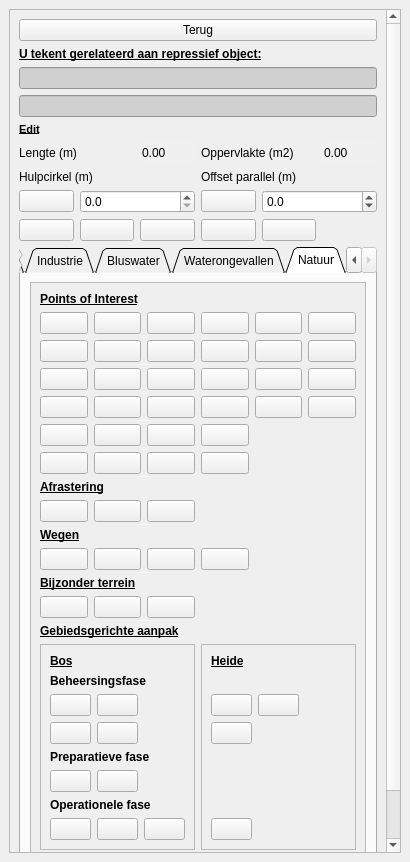
Old version of the form plugin/oiv/repressief_object/oiv_object_tekenen_widget.ui in the repository OIV-NL-QGIS/QGIS_project.
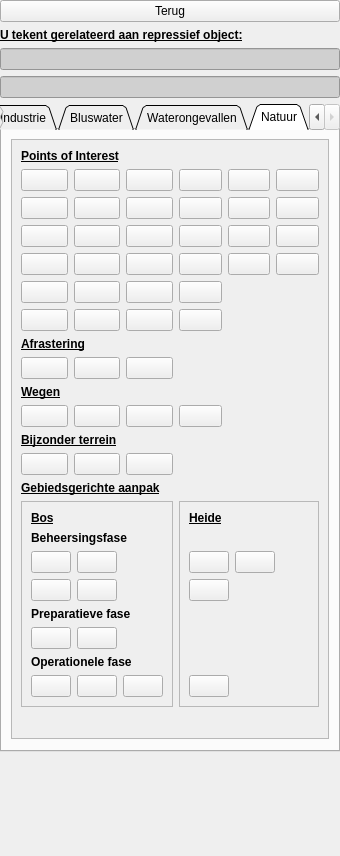
New version of the form. The open tabs and pages were chosen to show the change. Icons and pictures are not drawn.

The edit to the form file:
```diff
--- a/plugin/oiv/repressief_object/oiv_object_tekenen_widget.ui
+++ b/plugin/oiv/repressief_object/oiv_object_tekenen_widget.ui
@@ -6,8 +6,8 @@
    <rect>
     <x>0</x>
     <y>0</y>
-    <width>410</width>
-    <height>862</height>
+    <width>340</width>
+    <height>856</height>
    </rect>
   </property>
   <property name="sizePolicy">
@@ -30,8 +30,26 @@
   </property>
   <widget class="QWidget" name="dockWidgetContents">
    <layout class="QVBoxLayout" name="verticalLayout_2">
+    <property name="leftMargin">
+     <number>0</number>
+    </property>
+    <property name="topMargin">
+     <number>0</number>
+    </property>
+    <property name="rightMargin">
+     <number>0</number>
+    </property>
+    <property name="bottomMargin">
+     <number>0</number>
+    </property>
     <item>
      <widget class="QScrollArea" name="scrollArea">
+      <property name="frameShape">
+       <enum>QFrame::NoFrame</enum>
+      </property>
+      <property name="frameShadow">
+       <enum>QFrame::Plain</enum>
+      </property>
       <property name="widgetResizable">
        <bool>true</bool>
       </property>
@@ -39,9 +57,9 @@
        <property name="geometry">
         <rect>
          <x>0</x>
-         <y>-81</y>
-         <width>373</width>
-         <height>901</height>
+         <y>0</y>
+         <width>340</width>
+         <height>748</height>
         </rect>
        </property>
        <property name="sizePolicy">
@@ -51,235 +69,28 @@
         </sizepolicy>
        </property>
        <layout class="QVBoxLayout" name="verticalLayout">
+        <property name="leftMargin">
+         <number>0</number>
+        </property>
+        <property name="topMargin">
+         <number>0</number>
+        </property>
+        <property name="rightMargin">
+         <number>0</number>
+        </property>
+        <property name="bottomMargin">
+         <number>0</number>
+        </property>
         <item>
-         <layout class="QGridLayout" name="gridLayout" columnstretch="0,0,0,0,0,0">
-          <item row="3" column="0" colspan="6">
-           <widget class="QLineEdit" name="object_id">
-            <property name="enabled">
-             <bool>false</bool>
-            </property>
-            <property name="sizePolicy">
-             <sizepolicy hsizetype="Minimum" vsizetype="Fixed">
-              <horstretch>0</horstretch>
-              <verstretch>0</verstretch>
-             </sizepolicy>
-            </property>
-            <property name="styleSheet">
-             <string notr="true">background-color: rgb(208, 208, 208);
-border-color: rgba(255, 255, 255, 0);</string>
-            </property>
-           </widget>
-          </item>
-          <item row="4" column="0" colspan="6">
-           <widget class="QLabel" name="label_7">
-            <property name="sizePolicy">
-             <sizepolicy hsizetype="Minimum" vsizetype="Fixed">
-              <horstretch>0</horstretch>
-              <verstretch>0</verstretch>
-             </sizepolicy>
-            </property>
-            <property name="font">
-             <font>
-              <family>Arial</family>
-              <pointsize>8</pointsize>
-              <weight>75</weight>
-              <bold>true</bold>
-              <underline>true</underline>
-              <strikeout>false</strikeout>
-             </font>
-            </property>
+         <layout class="QVBoxLayout" name="verticalLayout_3">
+          <item>
+           <widget class="QPushButton" name="terug">
             <property name="text">
-             <string>Edit</string>
+             <string>Terug</string>
             </property>
            </widget>
           </item>
-          <item row="8" column="3">
-           <widget class="QPushButton" name="delete_f">
-            <property name="toolTip">
-             <string>delete object...</string>
-            </property>
-            <property name="text">
-             <string/>
-            </property>
-            <property name="icon">
-             <iconset resource="../resources.qrc">
-              <normaloff>:/plugins/oiv/config_files/png/delete.png</normaloff>:/plugins/oiv/config_files/png/delete.png</iconset>
-            </property>
-            <property name="iconSize">
-             <size>
-              <width>28</width>
-              <height>28</height>
-             </size>
-            </property>
-           </widget>
-          </item>
-          <item row="8" column="1">
-           <widget class="QPushButton" name="select">
-            <property name="toolTip">
-             <string>selecteer een object...</string>
-            </property>
-            <property name="text">
-             <string/>
-            </property>
-            <property name="icon">
-             <iconset resource="../resources.qrc">
-              <normaloff>:/plugins/oiv/config_files/png/select.png</normaloff>:/plugins/oiv/config_files/png/select.png</iconset>
-            </property>
-            <property name="iconSize">
-             <size>
-              <width>28</width>
-              <height>28</height>
-             </size>
-            </property>
-           </widget>
-          </item>
-          <item row="8" column="2">
-           <widget class="QPushButton" name="move">
-            <property name="enabled">
-             <bool>true</bool>
-            </property>
-            <property name="sizePolicy">
-             <sizepolicy hsizetype="Minimum" vsizetype="Fixed">
-              <horstretch>0</horstretch>
-              <verstretch>0</verstretch>
-             </sizepolicy>
-            </property>
-            <property name="toolTip">
-             <string>verplaats of roteer...</string>
-            </property>
-            <property name="text">
-             <string/>
-            </property>
-            <property name="icon">
-             <iconset resource="../resources.qrc">
-              <normaloff>:/plugins/oiv/config_files/png/move.png</normaloff>:/plugins/oiv/config_files/png/move.png</iconset>
-            </property>
-            <property name="iconSize">
-             <size>
-              <width>28</width>
-              <height>28</height>
-             </size>
-            </property>
-            <property name="checkable">
-             <bool>false</bool>
-            </property>
-            <property name="autoDefault">
-             <bool>false</bool>
-            </property>
-            <property name="default">
-             <bool>false</bool>
-            </property>
-            <property name="flat">
-             <bool>false</bool>
-            </property>
-           </widget>
-          </item>
-          <item row="8" column="0">
-           <widget class="QPushButton" name="identify">
-            <property name="enabled">
-             <bool>true</bool>
-            </property>
-            <property name="sizePolicy">
-             <sizepolicy hsizetype="Minimum" vsizetype="Fixed">
-              <horstretch>0</horstretch>
-              <verstretch>0</verstretch>
-             </sizepolicy>
-            </property>
-            <property name="toolTip">
-             <string>open formulier van een object...</string>
-            </property>
-            <property name="text">
-             <string/>
-            </property>
-            <property name="icon">
-             <iconset resource="../resources.qrc">
-              <normaloff>:/plugins/oiv/config_files/png/identify.png</normaloff>:/plugins/oiv/config_files/png/identify.png</iconset>
-            </property>
-            <property name="iconSize">
-             <size>
-              <width>28</width>
-              <height>28</height>
-             </size>
-            </property>
-            <property name="checkable">
-             <bool>false</bool>
-            </property>
-            <property name="autoDefault">
-             <bool>false</bool>
-            </property>
-            <property name="default">
-             <bool>false</bool>
-            </property>
-            <property name="flat">
-             <bool>false</bool>
-            </property>
-           </widget>
-          </item>
-          <item row="8" column="4">
-           <widget class="QPushButton" name="pan">
-            <property name="toolTip">
-             <string>selecteer de functie Pan...</string>
-            </property>
-            <property name="text">
-             <string/>
-            </property>
-            <property name="icon">
-             <iconset resource="../resources.qrc">
-              <normaloff>:/plugins/oiv/config_files/png/pan.png</normaloff>:/plugins/oiv/config_files/png/pan.png</iconset>
-            </property>
-            <property name="iconSize">
-             <size>
-              <width>28</width>
-              <height>28</height>
-             </size>
-            </property>
-           </widget>
-          </item>
-          <item row="7" column="4" colspan="2">
-           <widget class="QDoubleSpinBox" name="offset">
-            <property name="decimals">
-             <number>1</number>
-            </property>
-            <property name="minimum">
-             <double>-1000.000000000000000</double>
-            </property>
-            <property name="maximum">
-             <double>1000.000000000000000</double>
-            </property>
-           </widget>
-          </item>
-          <item row="7" column="1" colspan="2">
-           <widget class="QDoubleSpinBox" name="straal">
-            <property name="decimals">
-             <number>1</number>
-            </property>
-            <property name="maximum">
-             <double>1000.000000000000000</double>
-            </property>
-           </widget>
-          </item>
-          <item row="5" column="3" colspan="2">
-           <widget class="QLabel" name="oppervlakte_label">
-            <property name="text">
-             <string>Oppervlakte (m2)</string>
-            </property>
-           </widget>
-          </item>
-          <item row="5" column="5">
-           <widget class="QDoubleSpinBox" name="oppervlakte">
-            <property name="styleSheet">
-             <string notr="true">background-color: rgb(240, 240, 240);
-border-color: rgba(255, 255, 255, 0);</string>
-            </property>
-            <property name="frame">
-             <bool>false</bool>
-            </property>
-            <property name="buttonSymbols">
-             <enum>QAbstractSpinBox::NoButtons</enum>
-            </property>
-           </widget>
-          </item>
-          <item row="1" column="0" colspan="6">
+          <item>
            <widget class="QLabel" name="label_6">
             <property name="sizePolicy">
              <sizepolicy hsizetype="Minimum" vsizetype="Fixed">
@@ -300,35 +111,38 @@
             </property>
            </widget>
           </item>
-          <item row="7" column="0">
-           <widget class="QPushButton" name="straal_button">
-            <property name="text">
-             <string/>
+          <item>
+           <widget class="QLineEdit" name="formelenaam">
+            <property name="sizePolicy">
+             <sizepolicy hsizetype="Minimum" vsizetype="Fixed">
+              <horstretch>0</horstretch>
+              <verstretch>0</verstretch>
+             </sizepolicy>
             </property>
-            <property name="icon">
-             <iconset resource="../resources.qrc">
-              <normaloff>:/plugins/oiv/config_files/png/hulpcirkel.png</normaloff>:/plugins/oiv/config_files/png/hulpcirkel.png</iconset>
+            <property name="styleSheet">
+             <string notr="true">background-color: rgb(208, 208, 208);
+border-color: rgba(255, 255, 255, 0);</string>
             </property>
            </widget>
           </item>
-          <item row="7" column="3">
-           <widget class="QPushButton" name="offset_button">
-            <property name="text">
-             <string/>
+          <item>
+           <widget class="QLineEdit" name="object_id">
+            <property name="enabled">
+             <bool>false</bool>
             </property>
-            <property name="icon">
-             <iconset resource="../resources.qrc">
-              <normaloff>:/plugins/oiv/config_files/png/offset_parallel.png</normaloff>:/plugins/oiv/config_files/png/offset_parallel.png</iconset>
+            <property name="sizePolicy">
+             <sizepolicy hsizetype="Minimum" vsizetype="Fixed">
+              <horstretch>0</horstretch>
+              <verstretch>0</verstretch>
+             </sizepolicy>
             </property>
-            <property name="iconSize">
-             <size>
-              <width>16</width>
-              <height>16</height>
-             </size>
+            <property name="styleSheet">
+             <string notr="true">background-color: rgb(208, 208, 208);
+border-color: rgba(255, 255, 255, 0);</string>
             </property>
            </widget>
           </item>
-          <item row="10" column="0" colspan="6">
+          <item>
            <widget class="QTabWidget" name="tabWidget">
             <property name="enabled">
              <bool>true</bool>
@@ -7141,7 +6955,7 @@
                   <rect>
                    <x>0</x>
                    <y>0</y>
-                   <width>310</width>
+                   <width>308</width>
                    <height>764</height>
                   </rect>
                  </property>
@@ -9510,74 +9324,6 @@
             </widget>
            </widget>
           </item>
-          <item row="5" column="0" colspan="2">
-           <widget class="QLabel" name="lengte_label">
-            <property name="text">
-             <string>Lengte (m)</string>
-            </property>
-           </widget>
-          </item>
-          <item row="5" column="2">
-           <widget class="QDoubleSpinBox" name="lengte">
-            <property name="styleSheet">
-             <string notr="true">background-color: rgb(240, 240, 240);
-border-color: rgba(255, 255, 255, 0);</string>
-            </property>
-            <property name="frame">
-             <bool>false</bool>
-            </property>
-            <property name="buttonSymbols">
-             <enum>QAbstractSpinBox::NoButtons</enum>
-            </property>
-           </widget>
-          </item>
-          <item row="2" column="0" colspan="6">
-           <widget class="QLineEdit" name="formelenaam">
-            <property name="sizePolicy">
-             <sizepolicy hsizetype="Minimum" vsizetype="Fixed">
-              <horstretch>0</horstretch>
-              <verstretch>0</verstretch>
-             </sizepolicy>
-            </property>
-            <property name="styleSheet">
-             <string notr="true">background-color: rgb(208, 208, 208);
-border-color: rgba(255, 255, 255, 0);</string>
-            </property>
-           </widget>
-          </item>
-          <item row="0" column="0" colspan="6">
-           <widget class="QPushButton" name="terug">
-            <property name="text">
-             <string>Terug</string>
-            </property>
-           </widget>
-          </item>
-          <item row="6" column="0" colspan="3">
-           <widget class="QLabel" name="straal_label">
-            <property name="sizePolicy">
-             <sizepolicy hsizetype="Minimum" vsizetype="Preferred">
-              <horstretch>0</horstretch>
-              <verstretch>0</verstretch>
-             </sizepolicy>
-            </property>
-            <property name="text">
-             <string>Hulpcirkel (m)</string>
-            </property>
-           </widget>
-          </item>
-          <item row="6" column="3" colspan="3">
-           <widget class="QLabel" name="offset_label">
-            <property name="sizePolicy">
-             <sizepolicy hsizetype="Minimum" vsizetype="Preferred">
-              <horstretch>0</horstretch>
-              <verstretch>0</verstretch>
-             </sizepolicy>
-            </property>
-            <property name="text">
-             <string>Offset parallel (m)</string>
-            </property>
-           </widget>
-          </item>
          </layout>
         </item>
        </layout>
```
Left out of the diff: 437 changed lines with no effect on the pictures.
